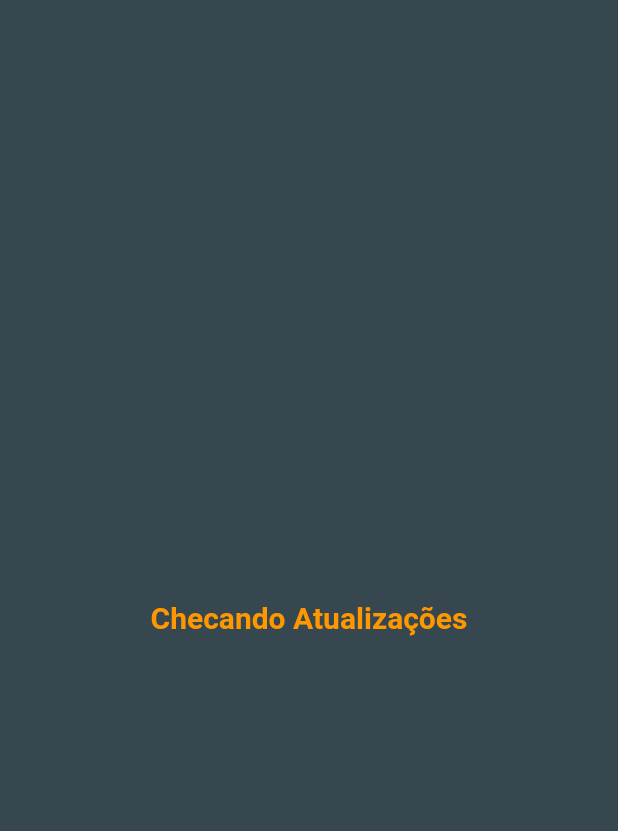
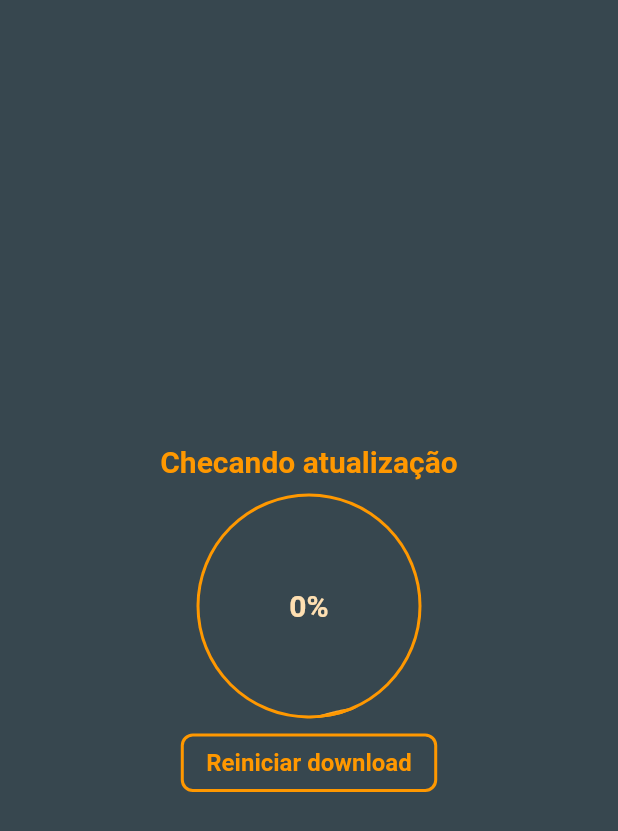
Before and after one commit to szerwinski/Rango-Dashboard-Launcher, a Flutter app: the screen it shows after launch, on a phone screen of 412 x 824 dp. Shown: the top 831 px of the screen. Run offline on Flutter 3.47's test engine with Material 2 defaults, Android fonts, the phone set to English and light mode, and no system bars; our stand-ins replace dio, liquid_progress_indicator_ns, package_info_plus; missing offline and left inert: launch_at_startup, process_run, window_size; network calls fail.

Commit message:
feat: add restart download to project

```diff
--- a/lib/main.dart
+++ b/lib/main.dart
@@ -48,19 +48,23 @@ class _DownloaderState extends State<Downloader> {
   double percentage = 0;
   var path = Platform.resolvedExecutable.split('rangolauncher.exe')[0];
   var app = Platform.environment["AppData"];
-  bool isDownload = false;
+  bool isDownload = true;
   bool isCheckin = false;
+  CancelToken cancelToken = CancelToken();
   String fileName = '';
+  String message = '';
   List<String> filesToDownload = [];
   Future<void> download(String file, String pathToSave) async {
+    try {
       var dio = Dio();
-    setState(() {
-      isDownload = true;
-      fileName = file;
-    });
+      // setState(() {
+      //   isDownload = true;
+      //   fileName = file;
+      // });
       await dio.download(
         'https://s3.sa-east-1.amazonaws.com/rango.dashboard/$file',
         '$pathToSave',
+        cancelToken: cancelToken,
         onReceiveProgress: (rcv, total) {
           setState(() {
             percentage = ((rcv / total) * 100);
@@ -68,15 +72,29 @@ class _DownloaderState extends State<Downloader> {
         },
         deleteOnError: true,
       );
-    if (file.contains('.zip')) {
+      if (file.contains('.zip') && !cancelToken.isCancelled) {
         await unzip(pathToSave);
       }
-    setState(() {
-      isDownload = false;
-    });
+      // setState(() {
+      //   isDownload = false;
+      // });
+
+    } on DioError catch (e) {
+      print(e.error);
+      print(e..message);
+      if (e.type == DioErrorType.cancel) {
+        // Handle the cancel error
+      } else {
+        // Handle other errors
+      }
+    }
   }
 
   Future<void> downloadFiles(List<String> files) async {
+    cancelToken = CancelToken();
+    setState(() {
+      message = 'Transferindo $fileName';
+    });
     for (int i = 0; i < files.length; i++) {
       await download(files[i], '${app}\\rango\\${files[i]}');
     }
@@ -84,6 +102,10 @@ class _DownloaderState extends State<Downloader> {
 
   Future<void> unzip(String path) async {
     var shell = Shell();
+    print("bbbbbb");
+    setState(() {
+      message = 'Descompactando a pasta';
+    });
     await shell.run('''
         @echo off
         tar -xf $path -C $app\\rango
@@ -91,6 +113,9 @@ class _DownloaderState extends State<Downloader> {
   }
 
   Future<void> launch() async {
+    setState(() {
+      message = 'Iniciando a aplicação';
+    });
     await Shell()
       ..runExecutableArguments('${app}\\rango\\rango_dashboard.exe', []);
   }
@@ -106,6 +131,7 @@ class _DownloaderState extends State<Downloader> {
   Future<bool> checkIfNeedUpdate() async {
     setState(() {
       isCheckin = true;
+      message = 'Checando atualização';
     });
     File verison = File('${app}\\rango\\version.json');
     File dashboard = File('${app}\\rango\\rango_dashboard.exe');
@@ -138,8 +164,39 @@ class _DownloaderState extends State<Downloader> {
     if (needUpdate == true) {
       await downloadFiles(filesToDownload);
     }
+    if (!cancelToken.isCancelled) {
+      setState(() {
+        percentage = 100;
+      });
+      await Future.delayed(Duration(milliseconds: 300));
+      await startMakersApplication();
+    }
+  }
+
+  Future<void> startMakersApplication() async {
     await launch();
     await closeLauncher();
+  }
+
+  void deleteRemainArchives() {
+    final dir = Directory('$app\\rango');
+    dir.deleteSync(recursive: true);
+  }
+
+  Future<void> restartDownload() async {
+    setState(() {
+      message = 'Reiniciando o download da aplicação';
+    });
+    cancelToken.cancel();
+    await Future.delayed(Duration(seconds: 1));
+    setState(() {
+      message = 'Deletando os arquivo e reiniciando o download';
+    });
+    deleteRemainArchives();
+    await downloadFiles(filesToDownload);
+    if (!cancelToken.isCancelled) {
+      await startMakersApplication();
+    }
   }
 
   @override
@@ -155,14 +212,7 @@ class _DownloaderState extends State<Downloader> {
     final size = MediaQuery.of(context).size;
     return Scaffold(
       backgroundColor: Colors.blueGrey[800],
-      body: !isDownload
-          ? Center(
-              child: Text(isCheckin ? "Checando Atualizações" : "Iniciando",
-                  style: TextStyle(
-                      color: Colors.orange,
-                      fontWeight: FontWeight.w600,
-                      fontSize: 20)))
-          : SizedBox(
+      body: SizedBox(
         height: size.height,
         width: size.width,
         child: Column(
@@ -170,7 +220,7 @@ class _DownloaderState extends State<Downloader> {
           crossAxisAlignment: CrossAxisAlignment.center,
           children: [
             Text(
-                    'Transferindo $fileName',
+              message,
               style: TextStyle(
                   color: Colors.orange,
                   fontWeight: FontWeight.w600,
@@ -196,6 +246,28 @@ class _DownloaderState extends State<Downloader> {
                 ),
               ),
             ),
+            SizedBox(
+              height: 10,
+            ),
+            GestureDetector(
+              onTap: () async {
+                print("restart download");
+                await restartDownload();
+              },
+              child: Container(
+                padding: EdgeInsets.symmetric(horizontal: 15, vertical: 8),
+                child: Text(
+                  "Reiniciar download",
+                  style: TextStyle(
+                      color: Colors.orange,
+                      fontWeight: FontWeight.w600,
+                      fontSize: 16),
+                ),
+                decoration: BoxDecoration(
+                    borderRadius: BorderRadius.circular(8),
+                    border: Border.all(color: Colors.orange, width: 2)),
+              ),
+            )
           ],
         ),
       ),
```
Lines whose indentation alone changed are shown as unchanged.
